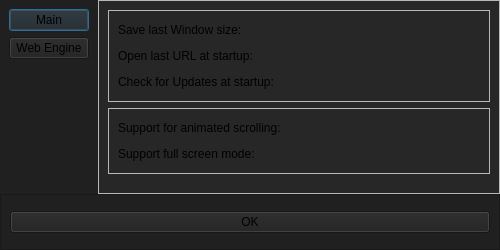
First picture: the form in core/ui/options_dialog.ui, repository deeffest/Youtube-Music-Desktop-Player, before the edit.
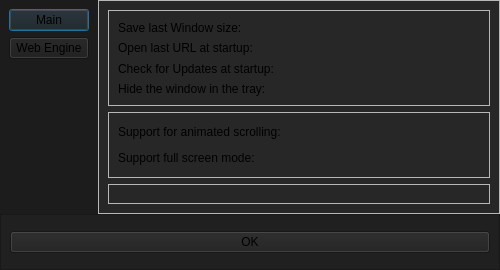
Second picture: the form after the edit. Custom widgets are drawn as their Qt base class.

```diff
--- a/core/ui/options_dialog.ui
+++ b/core/ui/options_dialog.ui
@@ -7,7 +7,7 @@
     <x>0</x>
     <y>0</y>
     <width>500</width>
-    <height>250</height>
+    <height>270</height>
    </rect>
   </property>
   <property name="sizePolicy">
@@ -19,7 +19,7 @@
   <property name="minimumSize">
    <size>
     <width>500</width>
-    <height>250</height>
+    <height>270</height>
    </size>
   </property>
   <property name="windowTitle">
@@ -51,7 +51,7 @@
      <item>
       <widget class="QFrame" name="verticalFrame_2">
        <property name="styleSheet">
-        <string notr="true">background-color: rgb(32,32,32);</string>
+        <string notr="true">background-color: rgb(28, 28, 28);</string>
        </property>
        <layout class="QVBoxLayout" name="verticalLayout_5">
         <item>
@@ -204,6 +204,40 @@
              </item>
             </layout>
            </item>
+           <item>
+            <layout class="QHBoxLayout" name="horizontalLayout_4">
+             <item>
+              <widget class="BodyLabel" name="BodyLabel_2">
+               <property name="text">
+                <string>Hide the window in the tray:</string>
+               </property>
+               <property name="wordWrap">
+                <bool>false</bool>
+               </property>
+              </widget>
+             </item>
+             <item>
+              <spacer name="horizontalSpacer_2">
+               <property name="orientation">
+                <enum>Qt::Horizontal</enum>
+               </property>
+               <property name="sizeHint" stdset="0">
+                <size>
+                 <width>40</width>
+                 <height>20</height>
+                </size>
+               </property>
+              </spacer>
+             </item>
+             <item>
+              <widget class="SwitchButton" name="SwitchButton_2">
+               <property name="layoutDirection">
+                <enum>Qt::RightToLeft</enum>
+               </property>
+              </widget>
+             </item>
+            </layout>
+           </item>
           </layout>
          </widget>
         </item>
@@ -281,6 +315,17 @@
           </layout>
          </widget>
         </item>
+        <item>
+         <widget class="QFrame" name="frame_5">
+          <property name="frameShape">
+           <enum>QFrame::StyledPanel</enum>
+          </property>
+          <property name="frameShadow">
+           <enum>QFrame::Raised</enum>
+          </property>
+          <layout class="QVBoxLayout" name="verticalLayout_6"/>
+         </widget>
+        </item>
         <item>
          <spacer name="verticalSpacer_2">
           <property name="orientation">
```
